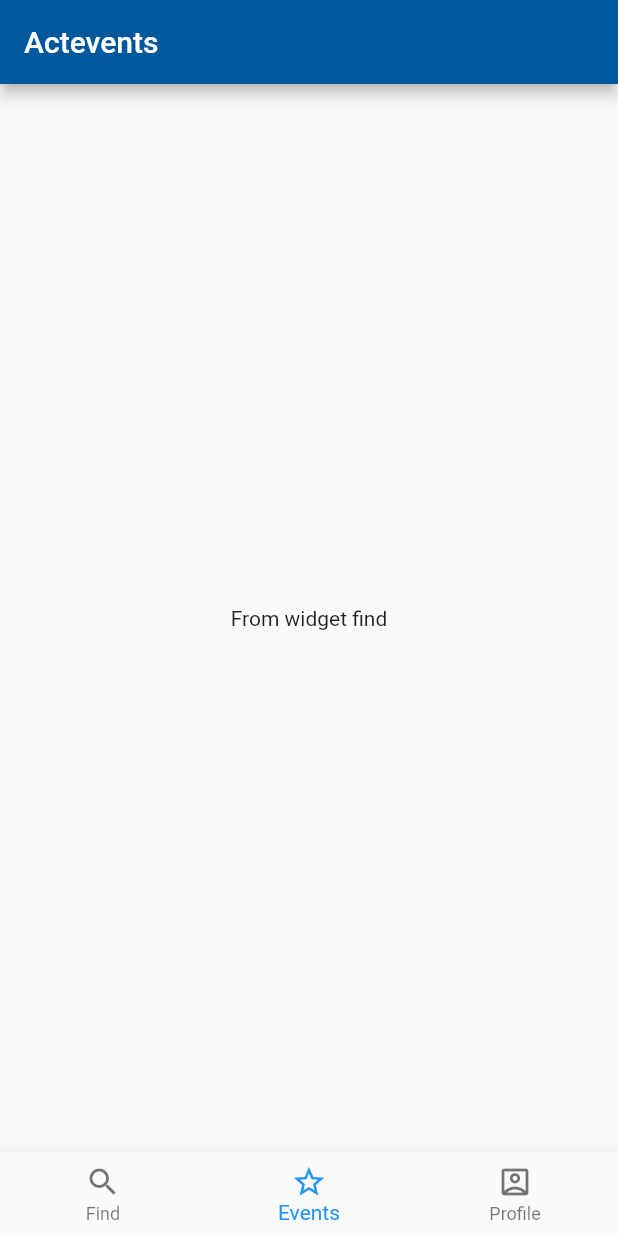
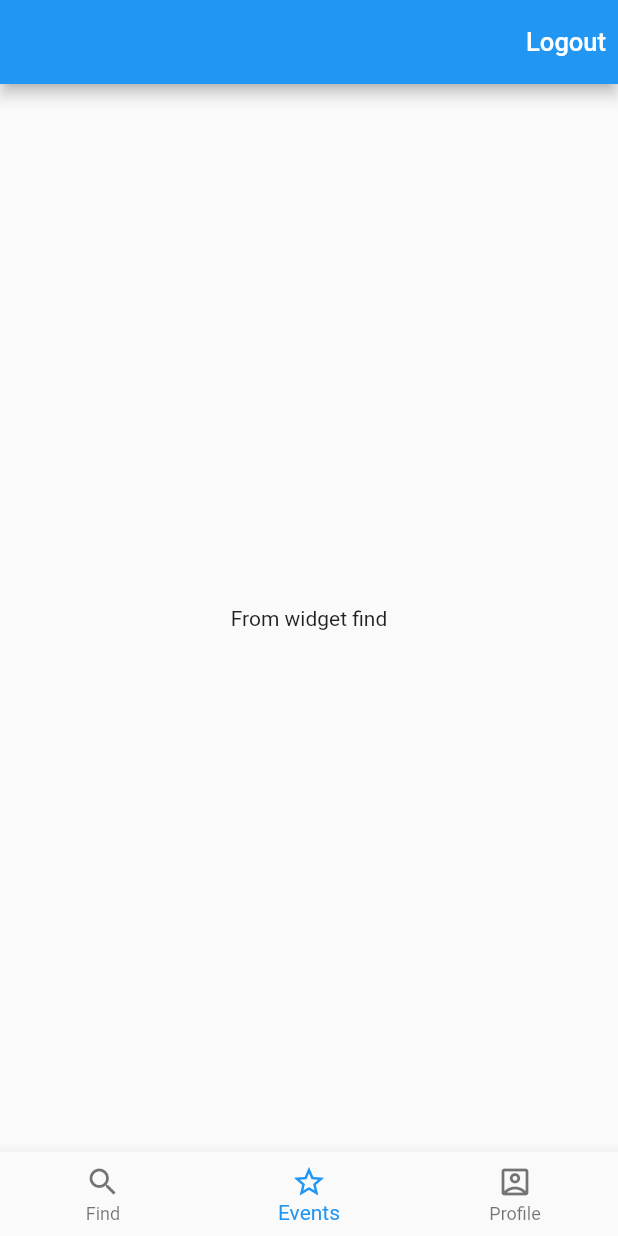
Before and after one commit to actevents/actevents-flutter, a Flutter app: the screen it shows after launch, item 2 of the bottom bar chosen, on a phone screen of 412 x 824 dp. Run offline on Flutter 3.47's test engine with Material 2 defaults, Android fonts, the light colour scheme and no system bars; missing offline and left inert: amplify_auth_cognito, amplify_core, amplify_flutter.

Commit message:
[dev]: update

```diff
--- a/actevents/lib/main.dart
+++ b/actevents/lib/main.dart
@@ -1,60 +1,19 @@
+import 'package:actevents/routes/rootPage.dart';
+import 'package:actevents/services/auth.dart';
 import 'package:flutter/material.dart';
-import 'profile.dart';
-import 'events.dart';
-import 'find.dart';
 
 void main() => runApp(MaterialApp(home: MyApp()));
 
-class MyApp extends StatefulWidget {
-  @override
-  _MyAppState createState() => _MyAppState();
-}
-
-class _MyAppState extends State<MyApp> {
-  int _selectedTabIndex = 0;
-
-  List _pages = [
-    Events(),
-    Find(),
-    Profile(),
-  ];
-
-  _changeIndex(int index) {
-    setState(() {
-      _selectedTabIndex = index;
-    });
-  }
-
+class MyApp extends StatelessWidget {
+  // This widget is the root of your application.
   @override
   Widget build(BuildContext context) {
-    return Scaffold(
-      appBar: AppBar(
-        title: Text("Actevents"),
-        backgroundColor: Colors.lightBlue[900],
-        actions: <Widget>[
-          _selectedTabIndex == 2
-              ? IconButton(
-                  icon: const Icon(
-                  Icons.settings,
-                  color: Colors.white,
-                ))
-              : Text(
-                  "") //TODO: look for a better solution than empty Text element
-        ],
+    return new MaterialApp(
+      title: 'Flutter Login',
+      theme: new ThemeData(
+        primarySwatch: Colors.blue,
       ),
-      body: Center(child: _pages[_selectedTabIndex]),
-      bottomNavigationBar: BottomNavigationBar(
-        currentIndex: _selectedTabIndex,
-        onTap: _changeIndex,
-        items: [
-          BottomNavigationBarItem(
-              icon: Icon(Icons.search_outlined), label: "Find"),
-          BottomNavigationBarItem(
-              icon: Icon(Icons.star_border), label: "Events"),
-          BottomNavigationBarItem(
-              icon: Icon(Icons.account_box_outlined), label: "Profile"),
-        ],
-      ),
+      home: new RootPage(auth: new AmplifyAuth()),
     );
   }
 }
--- a/actevents/lib/find.dart
+++ b/actevents/lib/routes/events/findPage.dart
@@ -1,11 +1,11 @@
 import 'package:flutter/material.dart';
 
-class Find extends StatefulWidget {
+class FindPage extends StatefulWidget {
   @override
-  _FindState createState() => _FindState();
+  _FindPageState createState() => _FindPageState();
 }
 
-class _FindState extends State<Find> {
+class _FindPageState extends State<FindPage> {
   @override
   Widget build(BuildContext context) {
     return Text("From widget find");
--- /dev/null
+++ b/actevents/lib/routes/homePage.dart
@@ -0,0 +1,70 @@
+import 'package:actevents/routes/events/findPage.dart';
+import 'package:actevents/routes/user/profilePage.dart';
+import 'package:actevents/services/auth.dart';
+import 'package:flutter/material.dart';
+
+import 'events/eventsPage.dart';
+
+class HomePage extends StatefulWidget {
+  HomePage({this.auth, this.onSignOut});
+  final BaseAuth auth;
+  final VoidCallback onSignOut;
+  @override
+  _HomePageState createState() =>
+      _HomePageState(auth: auth, onSignOut: onSignOut);
+}
+
+class _HomePageState extends State<HomePage> {
+  _HomePageState({this.auth, this.onSignOut});
+  final BaseAuth auth;
+  final VoidCallback onSignOut;
+
+  int _selectedTabIndex = 0;
+  List _pages = [
+    EventsPage(),
+    FindPage(),
+    ProfilePage(),
+  ];
+
+  _changeIndex(int index) {
+    setState(() {
+      _selectedTabIndex = index;
+    });
+  }
+
+  void _signOut() async {
+    try {
+      await auth.signOut();
+      onSignOut();
+    } catch (e) {
+      print(e);
+    }
+  }
+
+  @override
+  Widget build(BuildContext context) {
+    return new Scaffold(
+      appBar: new AppBar(
+        actions: <Widget>[
+          new TextButton(
+              onPressed: _signOut,
+              child: new Text('Logout',
+                  style: new TextStyle(fontSize: 17.0, color: Colors.white)))
+        ],
+      ),
+      body: Center(child: _pages[_selectedTabIndex]),
+      bottomNavigationBar: BottomNavigationBar(
+        currentIndex: _selectedTabIndex,
+        onTap: _changeIndex,
+        items: [
+          BottomNavigationBarItem(
+              icon: Icon(Icons.search_outlined), label: "Find"),
+          BottomNavigationBarItem(
+              icon: Icon(Icons.star_border), label: "Events"),
+          BottomNavigationBarItem(
+              icon: Icon(Icons.account_box_outlined), label: "Profile"),
+        ],
+      ),
+    );
+  }
+}
--- /dev/null
+++ b/actevents/lib/routes/rootPage.dart
@@ -0,0 +1,56 @@
+import 'package:actevents/routes/user/loginPage.dart';
+import 'package:actevents/services/auth.dart';
+import 'package:flutter/material.dart';
+
+import 'homePage.dart';
+
+
+class RootPage extends StatefulWidget {
+  RootPage({Key key, this.auth}) : super(key: key);
+  final BaseAuth auth;
+
+  @override
+  State<StatefulWidget> createState() => new _RootPageState();
+}
+
+enum AuthStatus {
+  notSignedIn,
+  signedIn,
+}
+
+class _RootPageState extends State<RootPage> {
+
+  AuthStatus authStatus = AuthStatus.notSignedIn;
+
+  initState() {
+    super.initState();
+    widget.auth.currentUser().then((userId) {
+      setState(() {
+        authStatus = userId != null ? AuthStatus.signedIn : AuthStatus.notSignedIn;
+      });
+    });
+  }
+
+  void _updateAuthStatus(AuthStatus status) {
+    setState(() {
+      authStatus = status;
+    });
+  }
+
+  @override
+  Widget build(BuildContext context) {
+    switch (authStatus) {
+      case AuthStatus.notSignedIn:
+        return new LoginPage(
+          title: 'Flutter Login',
+          auth: widget.auth,
+          onSignIn: () => _updateAuthStatus(AuthStatus.signedIn),
+        );
+      case AuthStatus.signedIn:
+        return new HomePage(
+          auth: widget.auth,
+          onSignOut: () => _updateAuthStatus(AuthStatus.notSignedIn)
+        );
+    }
+  }
+}
--- /dev/null
+++ b/actevents/lib/services/amplifyconfiguration.dart
@@ -0,0 +1,51 @@
+const amplifyconfig = ''' {
+    "UserAgent": "aws-amplify-cli/2.0",
+    "Version": "1.0",
+    "auth": {
+        "plugins": {
+            "awsCognitoAuthPlugin": {
+                "UserAgent": "aws-amplify-cli/0.1.0",
+                "Version": "0.1.0",
+                "IdentityManager": {
+                    "Default": {}
+                },
+                "CredentialsProvider": {
+                    "CognitoIdentity": {
+                        "Default": {
+                            "PoolId": "us-east-1:d3db4aa1-26ce-406e-8870-9b6e0cb2e311",
+                            "Region": "us-east-1"
+                        }
+                    }
+                },
+                "CognitoUserPool": {
+                    "Default": {
+                        "PoolId": "us-east-1_XA7sl3xMm",
+                        "AppClientId": "4g47kkr6m37b0bbg7k136opfuo",
+                        "AppClientSecret": "ifsuhebmitjpvfvsoj5idh0h95qptfd71s2h4odld34ffgvlm1d",
+                        "Region": "us-east-1"
+                    }
+                },
+                "Auth": {
+                    "Default": {
+                        "authenticationFlowType": "USER_SRP_AUTH"
+                    }
+                },
+                "S3TransferUtility": {
+                    "Default": {
+                        "Bucket": "buckety142853-dev",
+                        "Region": "us-east-1"
+                    }
+                }
+            }
+        }
+    },
+    "storage": {
+        "plugins": {
+            "awsS3StoragePlugin": {
+                "bucket": "buckety142853-dev",
+                "region": "us-east-1",
+                "defaultAccessLevel": "guest"
+            }
+        }
+    }
+}''';
--- a/actevents/pubspec.yaml
+++ b/actevents/pubspec.yaml
@@ -23,6 +23,9 @@ environment:
 dependencies:
   flutter:
     sdk: flutter
+
+  amplify_flutter: '<1.0.0'
+  amplify_auth_cognito: '<1.0.0'
   english_words: ^3.1.5
 
   # The following adds the Cupertino Icons font to your application.
```
Also changed, not shown: actevents/lib/events.dart (deleted, +0 -18 lines), actevents/lib/helpers/primaryButton.dart (added, +24 -0 lines), actevents/lib/profile.dart (deleted, +0 -13 lines), actevents/lib/routes/events/eventsPage.dart (added, +18 -0 lines), actevents/lib/routes/user/loginPage.dart (added, +185 -0 lines), actevents/lib/routes/user/profilePage.dart (added, +13 -0 lines), 1 other file.
